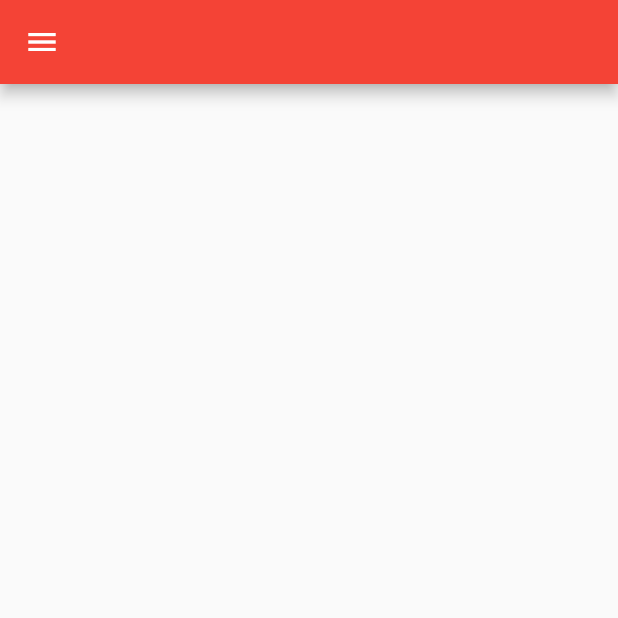
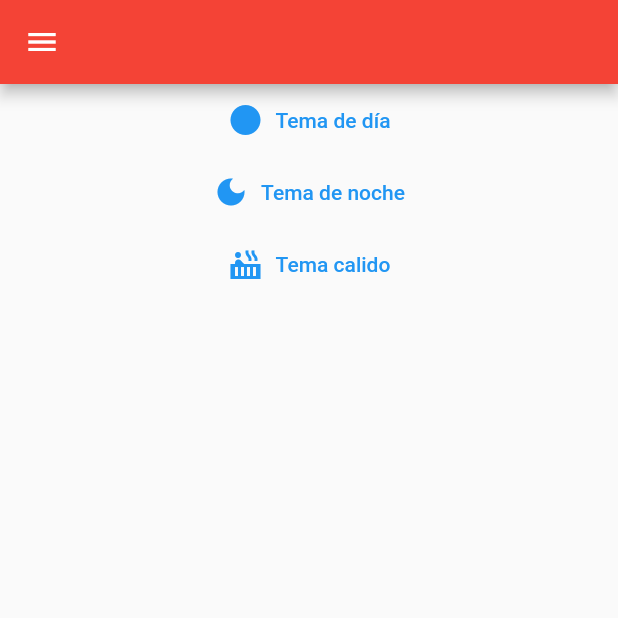
Before and after one commit to Elizabeth276/practica2, a Flutter app: the DashboardScreen screen opened by its route, on a phone screen of 412 x 824 dp, the top half of it. Run offline on Flutter 3.47's test engine with Material 2 defaults, Android fonts, the phone set to English and light mode, and no system bars; our stand-ins replace shared_preferences, social_login_buttons, sqflite; missing offline and left inert: splash_screen_view; accounts and stored records are empty.

Commit message:
[ADD] Clase 23-09-2022

```diff
--- a/lib/main.dart
+++ b/lib/main.dart
@@ -1,9 +1,11 @@
+import 'package:clases/provider/theme_provider.dart';
 import 'package:clases/screens/list_task_screen.dart';
 import 'package:clases/screens/task_screen.dart';
 import 'package:flutter/material.dart';
 import 'package:clases/screens/dashboard_screen.dart';
 import 'package:clases/screens/login_screen.dart';
 import 'package:clases/screens/splash_screen.dart';
+import 'package:provider/provider.dart';
 
 void main() async {
   runApp(const MyApp());
@@ -15,11 +17,22 @@ class MyApp extends StatelessWidget {
   // This widget is the root of your application.
   @override
   Widget build(BuildContext context) {
+    return ChangeNotifierProvider(
+      create: (_) => ThemeProvider(),
+      child: PMSNApp(),
+    );
+  }
+}
+
+class PMSNApp extends StatelessWidget {
+  const PMSNApp({Key? key}) : super(key: key);
+
+  @override
+  Widget build(BuildContext context) {
+    ThemeProvider tema = Provider.of<ThemeProvider>(context);
     return MaterialApp(
       title: 'Flutter Demo',
-      theme: ThemeData(
-        primarySwatch: Colors.red,
-      ),
+      theme: tema.getthemeData(),
       home: const SplashScreen(),
       routes: {
         '/dash': (BuildContext context) => DashboardScreen(),
--- /dev/null
+++ b/lib/provider/theme_provider.dart
@@ -0,0 +1,19 @@
+import 'package:clases/settings/styles_settings.dart';
+import 'package:flutter/material.dart';
+
+class ThemeProvider with ChangeNotifier {
+  ThemeData? _themeData = temaDia();
+  //double _dimenFont = 1;
+
+  /*getdimenFont() => this._dimenFont;
+  setdimenFont(double value) {
+    this._dimenFont = value;
+    notifyListeners();
+  }*/
+
+  getthemeData() => this._themeData;
+  setthemData(ThemeData theme) {
+    this._themeData = theme;
+    notifyListeners();
+  }
+}
--- a/lib/screens/dashboard_screen.dart
+++ b/lib/screens/dashboard_screen.dart
@@ -1,3 +1,4 @@
+import 'package:clases/screens/theme_screen.dart';
 import 'package:flutter/material.dart';
 
 import 'package:flutter/material.dart';
@@ -8,7 +9,9 @@ class DashboardScreen extends StatelessWidget {
   @override
   Widget build(BuildContext context) {
     return Scaffold(
-      appBar: AppBar(),
+      appBar: AppBar(
+        backgroundColor: Theme.of(context).backgroundColor,
+      ),
       drawer: Drawer(
         backgroundColor: Color.fromARGB(255, 226, 133, 26),
         child: ListView(children: [
@@ -49,6 +52,7 @@ class DashboardScreen extends StatelessWidget {
               })
         ]),
       ),
+      body: ThemeScreen(),
     );
   }
 }
--- /dev/null
+++ b/lib/screens/theme_screen.dart
@@ -0,0 +1,42 @@
+import 'package:clases/provider/theme_provider.dart';
+import 'package:clases/settings/styles_settings.dart';
+import 'package:flutter/material.dart';
+import 'package:provider/provider.dart';
+
+class ThemeScreen extends StatelessWidget {
+  const ThemeScreen({Key? key}) : super(key: key);
+
+  @override
+  Widget build(BuildContext context) {
+    ThemeProvider tema = Provider.of<ThemeProvider>(context);
+    return Scaffold(
+      body: Center(
+        child: Column(
+          children: [
+            TextButton.icon(
+              onPressed: () {
+                tema.setthemData(temaDia());
+              },
+              icon: Icon(Icons.brightness_1),
+              label: Text('Tema de día'),
+            ),
+            TextButton.icon(
+              onPressed: () {
+                tema.setthemData(temaNoche());
+              },
+              icon: Icon(Icons.dark_mode),
+              label: Text('Tema de noche'),
+            ),
+            TextButton.icon(
+              onPressed: () {
+                tema.setthemData(temaCalido());
+              },
+              icon: Icon(Icons.hot_tub_sharp),
+              label: Text('Tema calido'),
+            ),
+          ],
+        ),
+      ),
+    );
+  }
+}
--- a/pubspec.yaml
+++ b/pubspec.yaml
@@ -38,6 +38,7 @@ dependencies:
   shared_preferences: ^2.0.15
   sqflite: ^2.0.2
   path_provider: ^2.0.11
+  provider: ^6.0.3
 
 dev_dependencies:
   flutter_test:
```
Also changed, not shown: lib/settings/styles_settings.dart (added, +16 -0 lines), pubspec.lock.
